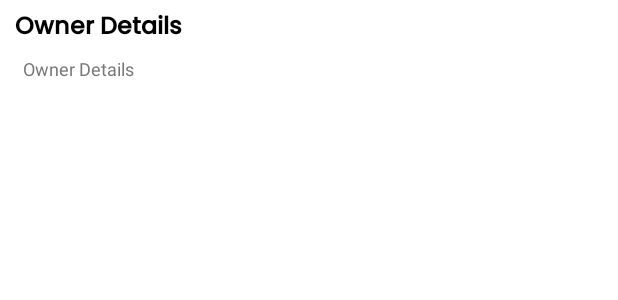
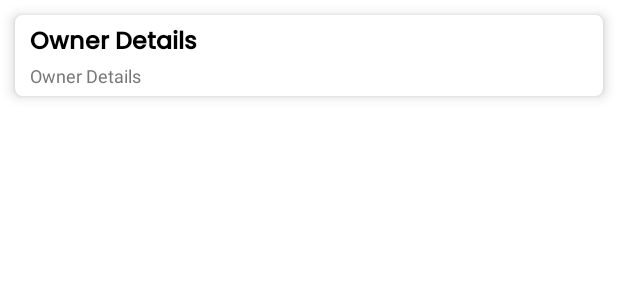
Before and after one commit to aniket0951/VoilaRegistration, an Android app: the layout track_rest_verification.xml on its own in the app's theme, with its tools: preview values and no code run, on a phone screen of 412 x 824 dp. Shown: the top 300 px of the screen. Run offline under Robolectric (Android 15) with nearby library versions, the phone set to English and light mode, and no system bars; network calls fail; Roboto replaces fonts that are not available here.

Commit message:
add tracking verification option in restaurant and driver and handle backpressed in fragment

```diff
--- a/app/src/main/java/com/voila/voilasailor/restaurantRegistration/UI/RestaurantHomeScreenActivity.kt
+++ b/app/src/main/java/com/voila/voilasailor/restaurantRegistration/UI/RestaurantHomeScreenActivity.kt
@@ -126,6 +126,12 @@ class RestaurantHomeScreenActivity : AppCompatActivity(), RestaurantHomeListener
                 toolbar.title = "Track Verification"
                 fm.beginTransaction().replace(R.id.fragment_view, myFragment,TAG_FRAGMENT).addToBackStack(null).commit()
                 isTrackVerifyFramentOpen = true
+
+                val bundle = Bundle()
+                bundle.putString("tag", "Restaurant")
+                bundle.putString("auth_token",Helper.getAuthToken.authToken(this))
+                myFragment.arguments = bundle
+
                 true
             }
             else -> super.onOptionsItemSelected(item)
--- a/app/src/main/java/com/voila/voilasailor/restaurantRegistration/restaurantViewModel/RestaurantRegistrationViewModel.kt
+++ b/app/src/main/java/com/voila/voilasailor/restaurantRegistration/restaurantViewModel/RestaurantRegistrationViewModel.kt
@@ -135,11 +135,12 @@ class RestaurantRegistrationViewModel(var context: Context): ViewModel() {
     }
 
     // track verification process
-    fun trackVerificationProcess(){
+    fun trackVerificationProcess(tag:String,auth_token:String){
         progressDialog = Helper.DialogsUtils.showProgressDialog(context,"Please Wait we are tracking verification process..")
-        trackVerification("Restaurant", Helper.getAuthToken.authToken(context))
+        trackVerification(tag, auth_token)
         trackListener.onTrackVerification()
     }
+
 
     /*------------------------------------------ REPO ----------------------------*/
     private val getAllRestaurantDocsResponse : MutableLiveData<GetAllRestaurantDocsResponse> = mainRepository.getAllRequiredRestaurantObservable()
--- a/app/src/main/res/layout/track_rest_verification.xml
+++ b/app/src/main/res/layout/track_rest_verification.xml
@@ -1,5 +1,6 @@
 <?xml version="1.0" encoding="utf-8"?>
 <androidx.appcompat.widget.LinearLayoutCompat xmlns:android="http://schemas.android.com/apk/res/android"
+    xmlns:tools="http://schemas.android.com/tools"
     android:layout_width="match_parent"
     xmlns:app="http://schemas.android.com/apk/res-auto"
     android:orientation="vertical"
@@ -10,6 +11,7 @@
         android:layout_width="match_parent"
         android:layout_height="wrap_content"
         android:orientation="vertical"
+        android:visibility="gone"
         >
 
         <androidx.appcompat.widget.LinearLayoutCompat
@@ -17,6 +19,42 @@
             android:layout_height="wrap_content"
             android:orientation="horizontal"
             >
+
+
+            <androidx.appcompat.widget.AppCompatTextView
+                android:layout_width="wrap_content"
+                android:layout_height="wrap_content"
+                android:text="Owner Details"
+                android:layout_marginLeft="10dp"
+                android:layout_marginTop="5dp"
+                android:textSize="14sp"
+                android:id="@+id/document_staus"
+                android:visibility="gone"
+                android:layout_marginStart="10dp" />
+
+
+        </androidx.appcompat.widget.LinearLayoutCompat>
+
+    </androidx.appcompat.widget.LinearLayoutCompat>
+
+    <androidx.cardview.widget.CardView
+        android:layout_width="match_parent"
+        android:layout_height="wrap_content"
+        app:cardElevation="5dp"
+        app:cardCornerRadius="5dp"
+        android:layout_margin="10dp"
+        app:cardBackgroundColor="@color/white"
+        app:cardMaxElevation="6dp"
+        app:cardPreventCornerOverlap="true"
+        android:id="@+id/parent_card"
+        >
+
+        <androidx.appcompat.widget.LinearLayoutCompat
+            android:layout_width="match_parent"
+            android:layout_height="wrap_content"
+            android:orientation="vertical"
+            >
+
             <androidx.appcompat.widget.AppCompatTextView
                 android:layout_width="wrap_content"
                 android:layout_height="wrap_content"
@@ -29,19 +67,8 @@
                 android:textColor="@color/black"
                 android:id="@+id/document_name"
                 android:layout_marginStart="10dp" />
-            <androidx.appcompat.widget.AppCompatTextView
-                android:layout_width="wrap_content"
-                android:layout_height="wrap_content"
-                android:text="Owner Details"
-                android:layout_marginLeft="10dp"
-                android:layout_marginTop="5dp"
-                android:textSize="14sp"
-                android:id="@+id/document_staus"
-                android:visibility="gone"
-                android:layout_marginStart="10dp" />
 
-        </androidx.appcompat.widget.LinearLayoutCompat>
-    </androidx.appcompat.widget.LinearLayoutCompat>
+
             <androidx.appcompat.widget.AppCompatTextView
                 android:layout_width="wrap_content"
                 android:layout_height="wrap_content"
@@ -50,14 +77,22 @@
                 android:textSize="12sp"
                 android:textColor="@color/dark_grey"
                 android:id="@+id/sub_document_name"
-         android:padding="5dp"
+                android:layout_marginBottom="5dp"
+                android:visibility="visible"
                 android:layout_marginStart="10dp" />
+
             <androidx.recyclerview.widget.RecyclerView
                 android:layout_width="match_parent"
                 android:layout_height="match_parent"
                 android:orientation="vertical"
                 android:id="@+id/recycler_view"
-        android:layout_marginLeft="5dp"
-        android:layout_marginStart="5dp" />
+                android:layout_marginLeft="10dp"
+                android:visibility="gone"
+                android:layout_marginStart="10dp" />
+
 
         </androidx.appcompat.widget.LinearLayoutCompat>
+
+    </androidx.cardview.widget.CardView>
+
+</androidx.appcompat.widget.LinearLayoutCompat>
--- a/app/src/main/res/menu/driver_menu.xml
+++ b/app/src/main/res/menu/driver_menu.xml
@@ -8,5 +8,8 @@
     <item  android:id="@+id/rate_card"
         android:title="Rate Card"/>
 
+    <item android:id="@+id/track_verification"
+        android:title="Track Verification"
+        />
 
 </menu>
```
Also changed, not shown: app/src/main/java/com/voila/voilasailor/driverRegistration/DriverRegistrationActivity.kt (+46 -9 lines), app/src/main/java/com/voila/voilasailor/restaurantRegistration/Adpter/SubDocumentAdapter.kt (+15 -8 lines), app/src/main/java/com/voila/voilasailor/restaurantRegistration/Adpter/TrackVerificationAdapter.kt (+53 -17 lines), app/src/main/java/com/voila/voilasailor/restaurantRegistration/UI/TrackVerificationFragment.kt (+27 -8 lines), app/src/main/res/drawable/ic_baseline_keyboard_arrow_down_24.xml (added, +10 -0 lines), app/src/main/res/drawable/verification_doat.xml (added, +10 -0 lines), app/src/main/res/layout/fragment_track_verification.xml (+22 -19 lines). Lines whose indentation alone changed are shown as unchanged.
